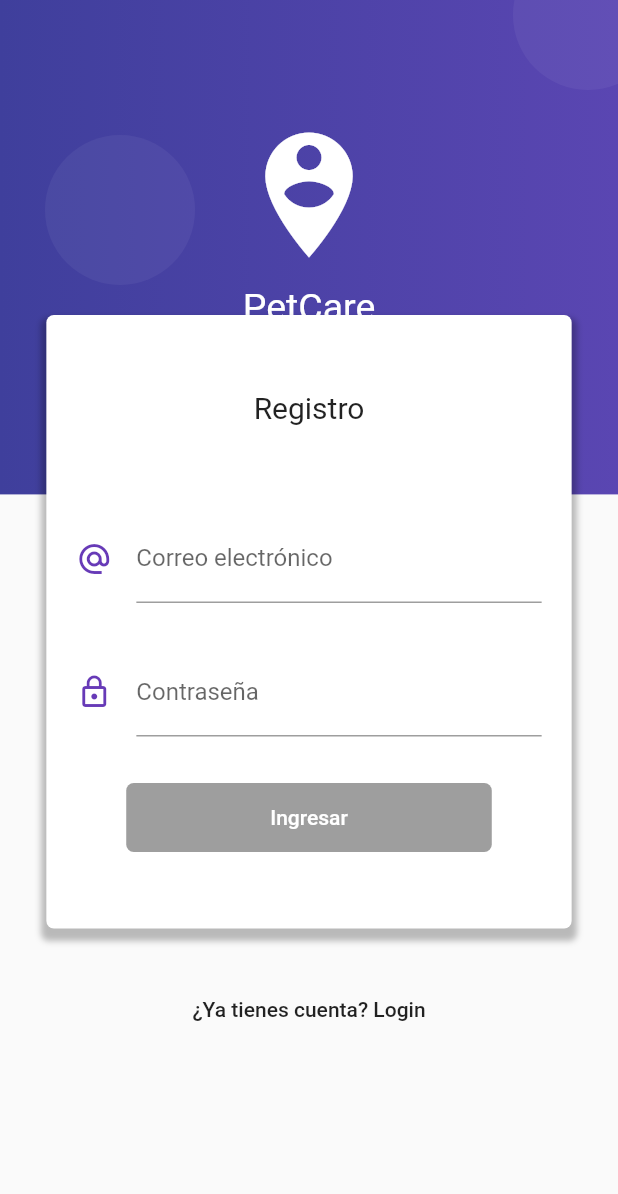
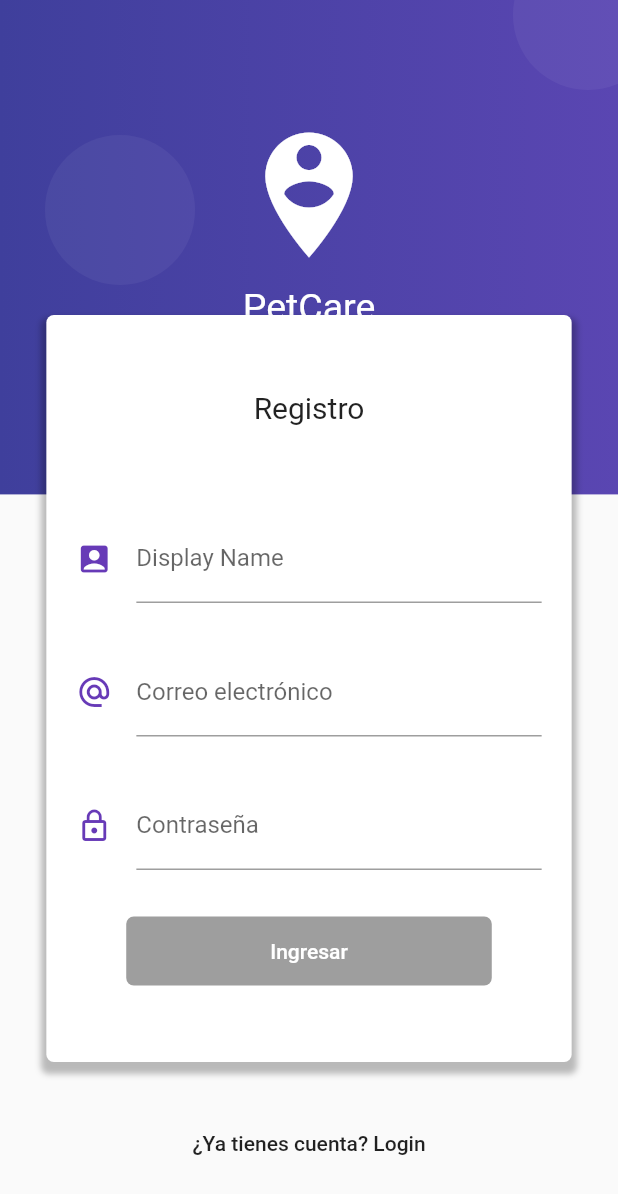
Before and after one commit to ahurtado92/FlutterCrud, a Flutter app: the RegistroPage screen opened by its route, on a phone screen of 412 x 824 dp. Shown: the top 1194 px of the screen. Run offline on Flutter 3.47's test engine with Material 2 defaults, Android fonts, the light colour scheme and no system bars; our stand-ins replace pull_to_refresh, rxdart, shared_preferences; accounts and stored records are empty; statements that could not run were skipped.

Commit message:
DisplayName & DisplayMail

```diff
--- a/lib/main.dart
+++ b/lib/main.dart
@@ -10,8 +10,6 @@ import 'src/pages/registro_page.dart';
 import 'src/preferencias_usuario/preferencias_usuario.dart';
 
 void main() async {
-  //final prefs = new PreferenciasUsuario();
-  //await prefs.initPrefs();
   WidgetsFlutterBinding.ensureInitialized();
   final prefs = new PreferenciasUsuario();
   await prefs.initPrefs();
@@ -23,6 +21,7 @@ class MyApp extends StatelessWidget {
   Widget build(BuildContext context) {
     final prefs = new PreferenciasUsuario();
     //print(prefs.token);
+    //print(prefs.email);
     var iRoute = 'login';
     if (prefs.token != '') {
       iRoute = 'home';
--- a/lib/src/bloc/login_bloc.dart
+++ b/lib/src/bloc/login_bloc.dart
@@ -3,10 +3,13 @@ import 'package:petcare/src/bloc/validators.dart';
 import 'package:rxdart/rxdart.dart';
 
 class LoginBloc with Validators {
+  final _displayNameController = BehaviorSubject<String>();
   final _emailController = BehaviorSubject<String>();
   final _passwordController = BehaviorSubject<String>();
 
   // Recuperar los datos del Stream
+  Stream<String> get displayNameStream =>
+      _displayNameController.stream.transform(validarPassword);
   Stream<String> get emailStream =>
       _emailController.stream.transform(validarEmail);
   Stream<String> get passwordStream =>
@@ -16,14 +19,17 @@ class LoginBloc with Validators {
       Observable.combineLatest2(emailStream, passwordStream, (e, p) => true);
 
   // Insertar valores al Stream
+  Function(String) get changeDisplayName => _displayNameController.sink.add;
   Function(String) get changeEmail => _emailController.sink.add;
   Function(String) get changePassword => _passwordController.sink.add;
 
   // Obtener el último valor ingresado a los streams
+  String get displayName => _displayNameController.value;
   String get email => _emailController.value;
   String get password => _passwordController.value;
 
   dispose() {
+    _displayNameController?.close();
     _emailController?.close();
     _passwordController?.close();
   }
--- a/lib/src/pages/home_page.dart
+++ b/lib/src/pages/home_page.dart
@@ -3,6 +3,7 @@ import 'package:petcare/src/bloc/provider.dart';
 import 'package:petcare/src/utils/utils.dart';
 import 'package:petcare/src/models/producto_model.dart';
 import 'package:petcare/src/providers/productos_provider.dart';
+import 'package:pull_to_refresh/pull_to_refresh.dart';
 
 class HomePage extends StatelessWidget {
   final productosProvider = new ProductosProvider();
--- a/lib/src/pages/registro_page.dart
+++ b/lib/src/pages/registro_page.dart
@@ -47,6 +47,8 @@ class RegistroPage extends StatelessWidget {
               children: <Widget>[
                 Text('Registro', style: TextStyle(fontSize: 20.0)),
                 SizedBox(height: 60.0),
+                _crearDisplayName(bloc),
+                SizedBox(height: 30.0),
                 _crearEmail(bloc),
                 SizedBox(height: 30.0),
                 _crearPassword(bloc),
@@ -61,6 +63,27 @@ class RegistroPage extends StatelessWidget {
           SizedBox(height: 100.0)
         ],
       ),
+    );
+  }
+
+  Widget _crearDisplayName(LoginBloc bloc) {
+    return StreamBuilder(
+      stream: bloc.displayNameStream,
+      builder: (BuildContext context, AsyncSnapshot snapshot) {
+        return Container(
+          padding: EdgeInsets.symmetric(horizontal: 20.0),
+          child: TextField(
+            keyboardType: TextInputType.emailAddress,
+            decoration: InputDecoration(
+                icon: Icon(Icons.account_box, color: Colors.deepPurple),
+                hintText: 'John Doe',
+                labelText: 'Display Name',
+                counterText: snapshot.data,
+                errorText: snapshot.error),
+            onChanged: bloc.changeDisplayName,
+          ),
+        );
+      },
     );
   }
 
@@ -130,8 +153,9 @@ class RegistroPage extends StatelessWidget {
   }
 
   _register(LoginBloc bloc, BuildContext context) async {
-    usuarioProvider.nuevoUsuario(bloc.email, bloc.password);
-    Map info = await usuarioProvider.nuevoUsuario(bloc.email, bloc.password);
+    usuarioProvider.nuevoUsuario(bloc.displayName, bloc.email, bloc.password);
+    Map info = await usuarioProvider.nuevoUsuario(
+        bloc.displayName, bloc.email, bloc.password);
     if (info['ok']) {
       Navigator.pushReplacementNamed(context, 'home');
     } else {
--- a/pubspec.yaml
+++ b/pubspec.yaml
@@ -26,6 +26,7 @@ dependencies:
   rxdart: ^0.22.0
   http:
   shared_preferences:
+  pull_to_refresh: ^1.6.3
 
 dev_dependencies:
   flutter_test:
```
Also changed, not shown: lib/src/preferencias_usuario/preferencias_usuario.dart (+18 -0 lines), lib/src/providers/usuario_provider.dart (+8 -5 lines), lib/src/utils/utils.dart (+9 -5 lines), pubspec.lock, 1 other file.
